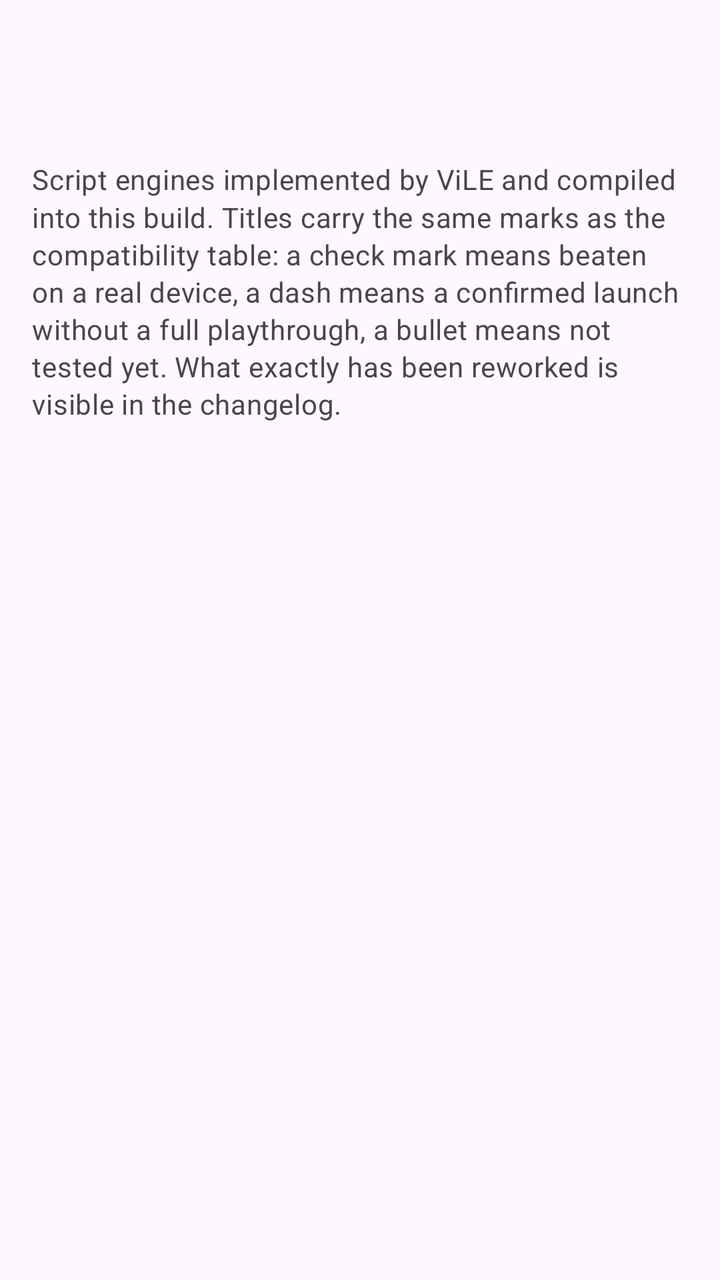
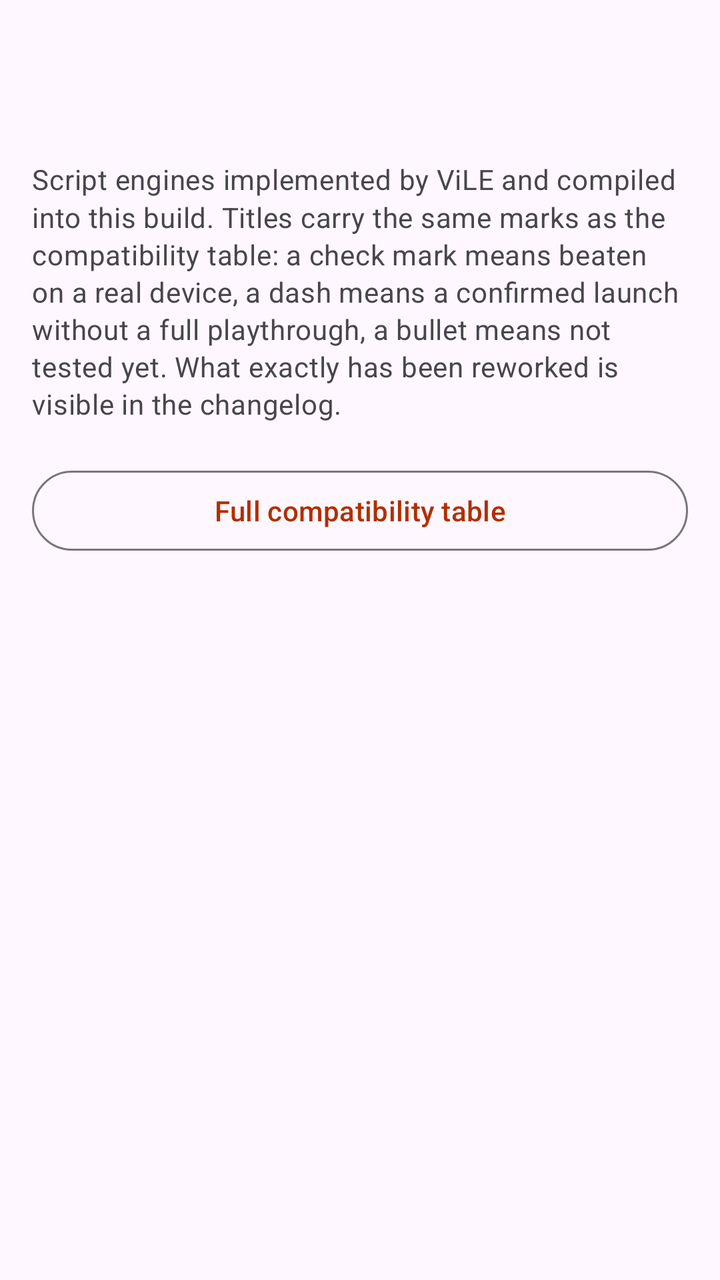

The first picture is an Android layout as it rendered before a commit; the second is the same layout after the commit. The layout source and the unified diff follow.
<!-- AndroidManifest.xml: application theme AppTheme -->
<!-- res/layout/activity_engines.xml -->
<?xml version="1.0" encoding="utf-8"?>
<LinearLayout xmlns:android="http://schemas.android.com/apk/res/android"
    xmlns:app="http://schemas.android.com/apk/res-auto"
    android:id="@+id/engines_root"
    android:layout_width="match_parent"
    android:layout_height="match_parent"
    android:orientation="vertical">

    <com.google.android.material.appbar.AppBarLayout
        android:id="@+id/appbar"
        android:layout_width="match_parent"
        android:layout_height="wrap_content">

        <com.google.android.material.appbar.MaterialToolbar
            android:id="@+id/toolbar"
            android:layout_width="match_parent"
            android:layout_height="?attr/actionBarSize" />

    </com.google.android.material.appbar.AppBarLayout>

    <ScrollView
        android:layout_width="match_parent"
        android:layout_height="0dp"
        android:layout_weight="1"
        android:scrollbars="vertical">

        <LinearLayout
            android:layout_width="match_parent"
            android:layout_height="wrap_content"
            android:orientation="vertical"
            android:paddingStart="16dp"
            android:paddingEnd="16dp"
            android:paddingTop="16dp"
            android:paddingBottom="24dp">

            <TextView
                android:layout_width="match_parent"
                android:layout_height="wrap_content"
                android:layout_marginBottom="16dp"
                android:lineSpacingMultiplier="1.15"
                android:text="@string/engines_note"
                android:textAppearance="?attr/textAppearanceBodyMedium"
                android:textColor="?android:attr/textColorSecondary" />

            <LinearLayout
                android:id="@+id/engines_container"
                android:layout_width="match_parent"
                android:layout_height="wrap_content"
                android:orientation="vertical" />

        </LinearLayout>

    </ScrollView>

</LinearLayout>
<!-- resources referenced by this layout -->
<resources>
  <string name="engines_note">Script engines implemented by ViLE and compiled into this build. Titles carry the same marks as the compatibility table: a check mark means beaten on a real device, a dash means a confirmed launch without a full playthrough, a bullet means not tested yet. What exactly has been reworked is visible in the changelog.</string>
  <style name="AppTheme" parent="AppBaseTheme" />
  <style name="AppBaseTheme" parent="Theme.Material3.DayNight.NoActionBar">
          
          <item name="colorPrimary">@color/ikura_primary</item>
          <item name="colorOnPrimary">@color/ikura_on_primary</item>
          <item name="colorPrimaryContainer">@color/ikura_primary_container</item>
          <item name="colorOnPrimaryContainer">@color/ikura_on_primary_container</item>
      </style>
  <color name="ikura_primary">#B02F00</color>
  <color name="ikura_on_primary">#FFFFFF</color>
  <color name="ikura_primary_container">#FFDBCC</color>
  <color name="ikura_on_primary_container">#3A0D00</color>
</resources>

<!-- the commit's change to res/layout/activity_engines.xml (unified diff, before → after) -->
@@ -48,6 +48,15 @@
                 android:layout_height="wrap_content"
                 android:orientation="vertical" />
 
+            
+            <com.google.android.material.button.MaterialButton
+                android:id="@+id/engines_compat_button"
+                style="@style/Widget.Material3.Button.OutlinedButton"
+                android:layout_width="match_parent"
+                android:layout_height="wrap_content"
+                android:layout_marginTop="4dp"
+                android:text="@string/engines_compat_link" />
+
         </LinearLayout>
 
     </ScrollView>
<!-- resource entries referenced after the edit -->
@@ -1,5 +1,6 @@
 <!-- resources referenced by this layout -->
 <resources>
+  <string name="engines_compat_link">Full compatibility table</string>
   <string name="engines_note">Script engines implemented by ViLE and compiled into this build. Titles carry the same marks as the compatibility table: a check mark means beaten on a real device, a dash means a confirmed launch without a full playthrough, a bullet means not tested yet. What exactly has been reworked is visible in the changelog.</string>
   <style name="AppTheme" parent="AppBaseTheme" />
   <style name="AppBaseTheme" parent="Theme.Material3.DayNight.NoActionBar">
